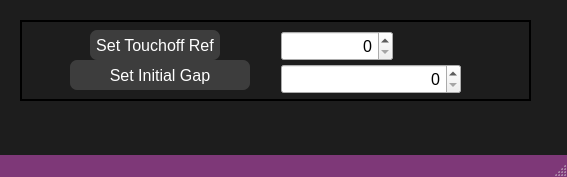
The window that src/ECM_gui/misc_dialogs/window_touchoff.ui (dmherrington/ECM-Control-System) describes before a commit, drawn with Qt 5.
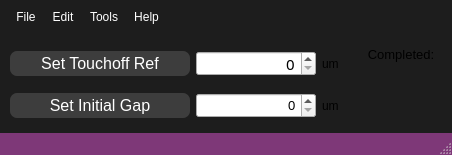
The same window after the commit. Custom widgets are drawn as their Qt base class.

The edit to the form file:
```diff
--- a/src/ECM_gui/misc_dialogs/window_touchoff.ui
+++ b/src/ECM_gui/misc_dialogs/window_touchoff.ui
@@ -6,10 +6,28 @@
    <rect>
     <x>0</x>
     <y>0</y>
-    <width>567</width>
-    <height>177</height>
+    <width>452</width>
+    <height>155</height>
    </rect>
   </property>
+  <property name="sizePolicy">
+   <sizepolicy hsizetype="Fixed" vsizetype="Fixed">
+    <horstretch>0</horstretch>
+    <verstretch>0</verstretch>
+   </sizepolicy>
+  </property>
+  <property name="minimumSize">
+   <size>
+    <width>452</width>
+    <height>155</height>
+   </size>
+  </property>
+  <property name="maximumSize">
+   <size>
+    <width>452</width>
+    <height>155</height>
+   </size>
+  </property>
   <property name="windowTitle">
    <string>MainWindow</string>
   </property>
@@ -135,45 +153,11 @@
 }</string>
   </property>
   <widget class="QWidget" name="centralwidget">
-   <widget class="QFrame" name="frame_TouchoffControl">
-    <property name="geometry">
-     <rect>
-      <x>20</x>
-      <y>10</y>
-      <width>511</width>
-      <height>81</height>
-     </rect>
-    </property>
-    <property name="sizePolicy">
-     <sizepolicy hsizetype="Fixed" vsizetype="Fixed">
-      <horstretch>0</horstretch>
-      <verstretch>0</verstretch>
-     </sizepolicy>
-    </property>
-    <property name="minimumSize">
-     <size>
-      <width>350</width>
-      <height>70</height>
-     </size>
-    </property>
-    <property name="frameShape">
-     <enum>QFrame::Box</enum>
-    </property>
-    <property name="frameShadow">
-     <enum>QFrame::Plain</enum>
-    </property>
-    <property name="lineWidth">
-     <number>2</number>
-    </property>
+   <layout class="QGridLayout" name="gridLayout">
+    <item row="0" column="0">
+     <layout class="QHBoxLayout" name="horizontalLayout">
+      <item>
     <widget class="QPushButton" name="pushButton_TouchoffRef">
-     <property name="geometry">
-      <rect>
-       <x>70</x>
-       <y>10</y>
-       <width>130</width>
-       <height>30</height>
-      </rect>
-     </property>
      <property name="sizePolicy">
       <sizepolicy hsizetype="Fixed" vsizetype="Fixed">
        <horstretch>0</horstretch>
@@ -182,8 +166,14 @@
      </property>
      <property name="minimumSize">
       <size>
-       <width>130</width>
-       <height>30</height>
+          <width>180</width>
+          <height>25</height>
+         </size>
+        </property>
+        <property name="maximumSize">
+         <size>
+          <width>180</width>
+          <height>25</height>
       </size>
      </property>
      <property name="font">
@@ -195,15 +185,9 @@
       <string>Set Touchoff Ref</string>
      </property>
     </widget>
+      </item>
+      <item>
     <widget class="QSpinBox" name="spinBox_TouchoffRef">
-     <property name="geometry">
-      <rect>
-       <x>261</x>
-       <y>11</y>
-       <width>112</width>
-       <height>30</height>
-      </rect>
-     </property>
      <property name="sizePolicy">
       <sizepolicy hsizetype="Fixed" vsizetype="Fixed">
        <horstretch>0</horstretch>
@@ -212,13 +196,20 @@
      </property>
      <property name="minimumSize">
       <size>
-       <width>112</width>
-       <height>30</height>
+          <width>120</width>
+          <height>25</height>
+         </size>
+        </property>
+        <property name="maximumSize">
+         <size>
+          <width>120</width>
+          <height>25</height>
       </size>
      </property>
      <property name="font">
       <font>
-       <pointsize>12</pointsize>
+          <family>Abyssinica SIL</family>
+          <pointsize>11</pointsize>
       </font>
      </property>
      <property name="alignment">
@@ -237,39 +228,91 @@
       <number>0</number>
      </property>
     </widget>
-    <widget class="QSpinBox" name="spinBox_InitialGap">
-     <property name="geometry">
-      <rect>
-       <x>261</x>
-       <y>44</y>
-       <width>180</width>
-       <height>30</height>
-      </rect>
-     </property>
+      </item>
+      <item>
+       <widget class="QLabel" name="label">
+        <property name="minimumSize">
+         <size>
+          <width>32</width>
+          <height>25</height>
+         </size>
+        </property>
+        <property name="maximumSize">
+         <size>
+          <width>32</width>
+          <height>25</height>
+         </size>
+        </property>
+        <property name="text">
+         <string>um</string>
+        </property>
+       </widget>
+      </item>
+     </layout>
+    </item>
+    <item row="0" column="1" rowspan="2">
+     <layout class="QVBoxLayout" name="verticalLayout_2">
+      <item>
+       <widget class="QLabel" name="label_Connection">
+        <property name="sizePolicy">
+         <sizepolicy hsizetype="Fixed" vsizetype="Fixed">
+          <horstretch>0</horstretch>
+          <verstretch>0</verstretch>
+         </sizepolicy>
+        </property>
      <property name="minimumSize">
       <size>
-       <width>180</width>
-       <height>30</height>
+          <width>80</width>
+          <height>18</height>
+         </size>
+        </property>
+        <property name="maximumSize">
+         <size>
+          <width>80</width>
+          <height>18</height>
       </size>
      </property>
      <property name="font">
       <font>
-       <pointsize>12</pointsize>
-      </font>
-     </property>
+          <pointsize>10</pointsize>
+         </font>
+        </property>
+        <property name="text">
+         <string>Completed:</string>
+        </property>
      <property name="alignment">
-      <set>Qt::AlignRight|Qt::AlignTrailing|Qt::AlignVCenter</set>
-     </property>
-    </widget>
+         <set>Qt::AlignCenter</set>
+        </property>
+       </widget>
+      </item>
+      <item>
+       <widget class="LED" name="widget_TouchoffComplete" native="true">
+        <property name="sizePolicy">
+         <sizepolicy hsizetype="Fixed" vsizetype="Fixed">
+          <horstretch>0</horstretch>
+          <verstretch>0</verstretch>
+         </sizepolicy>
+        </property>
+        <property name="minimumSize">
+         <size>
+          <width>80</width>
+          <height>50</height>
+         </size>
+        </property>
+        <property name="maximumSize">
+         <size>
+          <width>80</width>
+          <height>50</height>
+         </size>
+        </property>
+       </widget>
+      </item>
+     </layout>
+    </item>
+    <item row="1" column="0">
+     <layout class="QHBoxLayout" name="horizontalLayout_2">
+      <item>
     <widget class="QPushButton" name="pushButton_RunTouchoff">
-     <property name="geometry">
-      <rect>
-       <x>50</x>
-       <y>40</y>
-       <width>180</width>
-       <height>30</height>
-      </rect>
-     </property>
      <property name="sizePolicy">
       <sizepolicy hsizetype="Fixed" vsizetype="Fixed">
        <horstretch>0</horstretch>
@@ -279,7 +322,13 @@
      <property name="minimumSize">
       <size>
        <width>180</width>
-       <height>30</height>
+          <height>25</height>
+         </size>
+        </property>
+        <property name="maximumSize">
+         <size>
+          <width>16777215</width>
+          <height>25</height>
       </size>
      </property>
      <property name="font">
@@ -291,20 +340,98 @@
       <string>Set Initial Gap</string>
      </property>
     </widget>
-   </widget>
+      </item>
+      <item>
+       <widget class="QSpinBox" name="spinBox_InitialGap">
+        <property name="minimumSize">
+         <size>
+          <width>120</width>
+          <height>25</height>
+         </size>
+        </property>
+        <property name="maximumSize">
+         <size>
+          <width>120</width>
+          <height>25</height>
+         </size>
+        </property>
+        <property name="font">
+         <font>
+          <pointsize>10</pointsize>
+         </font>
+        </property>
+        <property name="alignment">
+         <set>Qt::AlignRight|Qt::AlignTrailing|Qt::AlignVCenter</set>
+        </property>
+       </widget>
+      </item>
+      <item>
+       <widget class="QLabel" name="label_2">
+        <property name="minimumSize">
+         <size>
+          <width>32</width>
+          <height>25</height>
+         </size>
+        </property>
+        <property name="maximumSize">
+         <size>
+          <width>32</width>
+          <height>25</height>
+         </size>
+        </property>
+        <property name="text">
+         <string>um</string>
+        </property>
+       </widget>
+      </item>
+     </layout>
+    </item>
+   </layout>
   </widget>
   <widget class="QMenuBar" name="menubar">
    <property name="geometry">
     <rect>
      <x>0</x>
      <y>0</y>
-     <width>567</width>
-     <height>40</height>
+     <width>452</width>
+     <height>39</height>
     </rect>
    </property>
+   <widget class="QMenu" name="menuFile">
+    <property name="title">
+     <string>File</string>
+    </property>
+   </widget>
+   <widget class="QMenu" name="menuEdit">
+    <property name="title">
+     <string>Edit</string>
+    </property>
+   </widget>
+   <widget class="QMenu" name="menuTools">
+    <property name="title">
+     <string>Tools</string>
+    </property>
+   </widget>
+   <widget class="QMenu" name="menuHelp">
+    <property name="title">
+     <string>Help</string>
+    </property>
+   </widget>
+   <addaction name="menuFile"/>
+   <addaction name="menuEdit"/>
+   <addaction name="menuTools"/>
+   <addaction name="menuHelp"/>
   </widget>
   <widget class="QStatusBar" name="statusbar"/>
  </widget>
+ <customwidgets>
+  <customwidget>
+   <class>LED</class>
+   <extends>QWidget</extends>
+   <header>LED.h</header>
+   <container>1</container>
+  </customwidget>
+ </customwidgets>
  <resources/>
  <connections/>
 </ui>
```
Left out of the diff: 2 changed lines with no effect on the pictures. Lines whose indentation alone changed are shown as unchanged.
